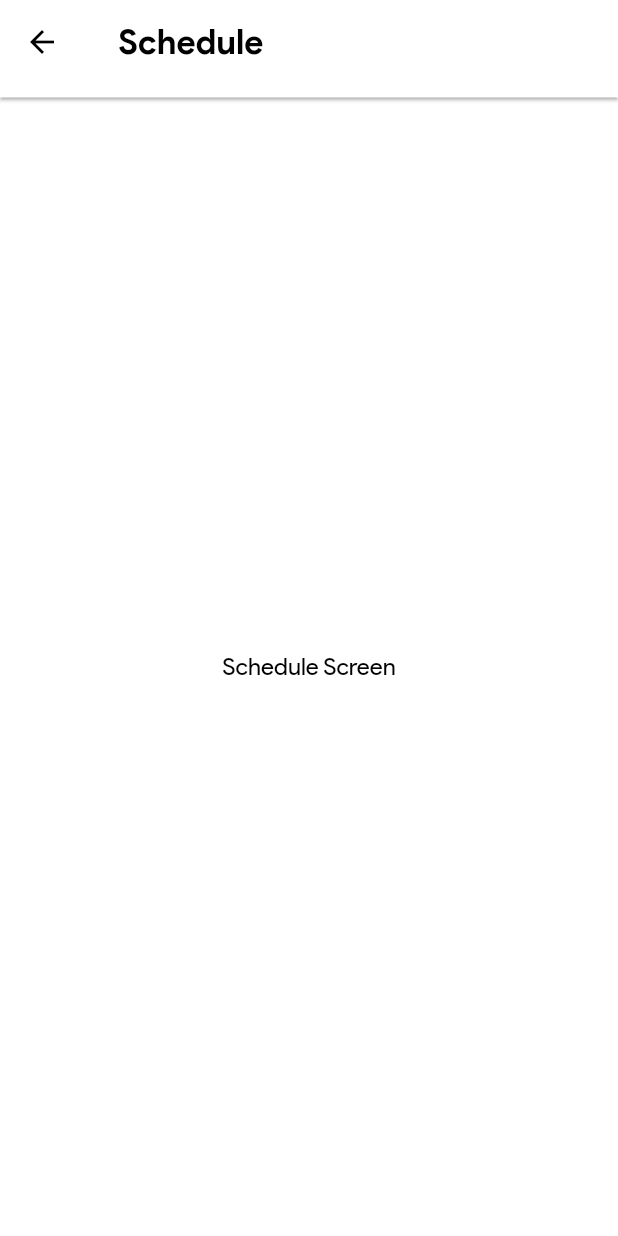
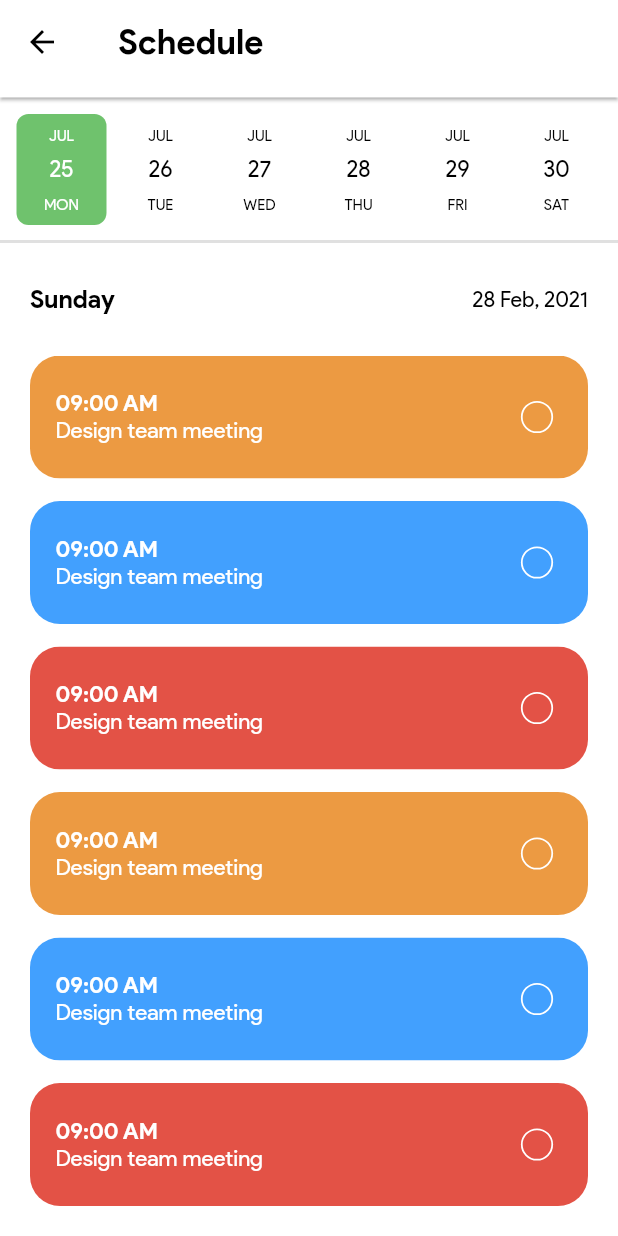
Before and after one commit to umrhsn/ToDoApp, a Flutter app: the ScheduleScreen screen opened by its route, on a phone screen of 412 x 824 dp. Run offline on Flutter 3.47's test engine with Material 2 defaults, Android fonts, the light colour scheme and no system bars; drawn by our look-alikes of date_picker_timeline; our stand-ins replace equatable, flutter_bloc, flutter_screenutil.

Commit message:
finalizing ui of schedule_screen.dart and overall application ui. (prototype)

```diff
--- a/lib/src/core/utils/app_constants.dart
+++ b/lib/src/core/utils/app_constants.dart
@@ -18,4 +18,15 @@ class AppConstants {
     UncompletedTabBarView(),
     FavoriteTabBarView(),
   ];
+
+  static List<PopupMenuEntry<String>> menuItems = {
+    'Add to Completed',
+    'Add to Uncompleted',
+    'Add to Favorites',
+  }.map((String choice) {
+    return PopupMenuItem<String>(
+      value: choice,
+      child: Text(choice),
+    );
+  }).toList();
 }
--- /dev/null
+++ b/lib/src/core/utils/media_query_values.dart
@@ -0,0 +1,7 @@
+import 'package:flutter/material.dart';
+
+extension MediaQueryValues on BuildContext {
+  double get height => MediaQuery.of(this).size.height;
+  double get width => MediaQuery.of(this).size.width;
+  Brightness get platformBrightness => MediaQuery.of(this).platformBrightness;
+}
--- /dev/null
+++ b/lib/src/core/widgets/checkbox_widget.dart
@@ -0,0 +1,39 @@
+import 'package:flutter/material.dart';
+import 'package:flutter_screenutil/flutter_screenutil.dart';
+import 'package:to_do_app/src/core/utils/app_colors.dart';
+
+class CheckboxWidget extends StatelessWidget {
+  const CheckboxWidget({
+    Key? key,
+    required this.isChecked,
+    required this.isCircular,
+    required this.onChanged,
+    required this.borderColor,
+    this.activeColor,
+  }) : super(key: key);
+
+  final bool isChecked;
+  final bool isCircular;
+  final void Function(bool?)? onChanged;
+  final Color? activeColor;
+  final Color borderColor;
+
+  @override
+  Widget build(BuildContext context) {
+    return Transform.scale(
+      // to control checkbox size
+      scale: 1.h,
+      child: Checkbox(
+        value: isChecked,
+        activeColor: activeColor,
+        onChanged: onChanged,
+        shape: isCircular
+            ? const CircleBorder()
+            : RoundedRectangleBorder(borderRadius: BorderRadius.circular(5)),
+        side: MaterialStateBorderSide.resolveWith(
+          (states) => BorderSide(width: 1.0, color: borderColor),
+        ),
+      ),
+    );
+  }
+}
--- a/lib/src/core/widgets/text_field_widget.dart
+++ b/lib/src/core/widgets/text_field_widget.dart
@@ -1,5 +1,4 @@
 import 'package:flutter/material.dart';
-import 'package:to_do_app/src/core/utils/app_strings.dart';
 
 class TextFormFieldWidget extends StatelessWidget {
   final TextEditingController controller;
--- a/lib/src/features/board/presentation/widgets/board_item.dart
+++ b/lib/src/features/board/presentation/widgets/board_item.dart
@@ -1,6 +1,8 @@
 import 'package:flutter/material.dart';
 import 'package:flutter_screenutil/flutter_screenutil.dart';
 import 'package:to_do_app/src/core/utils/app_colors.dart';
+import 'package:to_do_app/src/core/utils/app_constants.dart';
+import 'package:to_do_app/src/core/widgets/checkbox_widget.dart';
 
 class BoardItem extends StatelessWidget {
   const BoardItem({
@@ -12,45 +14,32 @@ class BoardItem extends StatelessWidget {
     AppColors.tasksColorsList.shuffle();
     bool isChecked = false;
 
+    void _handleClick(String value) {
+      switch (value) {
+        case 'Add to favorites':
+          break;
+      }
+    }
+
     return Row(
       children: [
-        Transform.scale(
-          // to control checkbox size
-          scale: 1.h,
-          child: Checkbox(
-            value: isChecked,
-            activeColor: AppColors.tasksColorsList[0],
-            onChanged: (_) {},
-            shape: RoundedRectangleBorder(
-              borderRadius: BorderRadius.circular(5),
-            ),
-            side: MaterialStateBorderSide.resolveWith(
-              (states) =>
-                  BorderSide(width: 1.0, color: AppColors.tasksColorsList[0]),
-            ),
-          ),
+        CheckboxWidget(
+          isChecked: isChecked,
+          isCircular: false,
+          onChanged: (_) {},
+          activeColor: AppColors.tasksColorsList[0],
+          borderColor: AppColors.tasksColorsList[0],
         ),
         SizedBox(width: 10.w),
         const Text('Design team meeting'),
         const Spacer(),
         PopupMenuButton<String>(
-            onSelected: handleClick,
-            itemBuilder: (context) {
-              return {'Add to favorites'}.map((String choice) {
-                return PopupMenuItem<String>(
-                  value: choice,
-                  child: Text(choice),
-                );
-              }).toList();
-            }),
+          onSelected: _handleClick,
+          itemBuilder: (context) {
+            return AppConstants.menuItems;
+          },
+        ),
       ],
     );
   }
 }
-
-void handleClick(String value) {
-  switch (value) {
-    case 'Add to favorites':
-      break;
-  }
-}
--- /dev/null
+++ b/lib/src/features/schedule/presentation/widgets/date_picker_widget.dart
@@ -0,0 +1,49 @@
+import 'package:date_picker_timeline/date_picker_widget.dart';
+import 'package:flutter/material.dart';
+import 'package:to_do_app/src/core/utils/app_colors.dart';
+import 'package:to_do_app/src/core/utils/media_query_values.dart';
+
+class DatePickerWidget extends StatefulWidget {
+  DatePickerWidget({
+    Key? key,
+    required this.startDate,
+    required this.selectedValue,
+    required this.initialSelectedDate,
+  }) : super(key: key);
+
+  DateTime startDate;
+  DateTime selectedValue;
+  DateTime initialSelectedDate;
+
+  @override
+  State<DatePickerWidget> createState() => _DatePickerWidgetState();
+}
+
+class _DatePickerWidgetState extends State<DatePickerWidget> {
+  @override
+  Widget build(BuildContext context) {
+    bool isLight = context.platformBrightness == Brightness.light;
+    Color textColor = isLight ? Colors.black : Colors.white;
+
+    return Padding(
+      padding: const EdgeInsets.only(top: 8, right: 8, left: 8),
+      child: DatePicker(
+        widget.startDate,
+        height: 80,
+        initialSelectedDate: widget.initialSelectedDate,
+        // TODO: make it the date of the first task added
+        selectionColor: AppColors.primary,
+        selectedTextColor: Colors.white,
+        dayTextStyle: TextStyle(fontSize: 10, color: textColor),
+        monthTextStyle: TextStyle(fontSize: 10, color: textColor),
+        dateTextStyle: TextStyle(fontSize: 15, color: textColor),
+        onDateChange: (date) {
+          // New date selected
+          setState(() {
+            widget.selectedValue = date;
+          });
+        },
+      ),
+    );
+  }
+}
--- a/lib/src/features/schedule/presentation/widgets/schedule_content.dart
+++ b/lib/src/features/schedule/presentation/widgets/schedule_content.dart
@@ -1,10 +1,50 @@
 import 'package:flutter/material.dart';
+import 'package:flutter_screenutil/flutter_screenutil.dart';
+import 'package:to_do_app/src/features/schedule/presentation/widgets/date_picker_widget.dart';
+import 'package:to_do_app/src/features/schedule/presentation/widgets/schedule_item.dart';
 
-class ScheduleContent extends StatelessWidget {
+class ScheduleContent extends StatefulWidget {
   const ScheduleContent({Key? key}) : super(key: key);
 
   @override
+  State<ScheduleContent> createState() => _ScheduleContentState();
+}
+
+class _ScheduleContentState extends State<ScheduleContent> {
+  DateTime _selectedValue = DateTime.now();
+
+  @override
   Widget build(BuildContext context) {
-    return const Center(child: Text('Schedule Screen'));
+    return Column(
+      children: [
+        DatePickerWidget(
+            startDate: DateTime.now(),
+            selectedValue: _selectedValue,
+            initialSelectedDate: DateTime.now()),
+        const Divider(thickness: 2),
+        Padding(
+          padding: const EdgeInsets.all(20),
+          child: Row(
+            mainAxisAlignment: MainAxisAlignment.spaceBetween,
+            children: [
+              Text(
+                'Sunday',
+                style: TextStyle(fontWeight: FontWeight.bold, fontSize: 14.h),
+              ),
+              Text('28 Feb, 2021', style: TextStyle(fontSize: 12.h))
+            ],
+          ),
+        ),
+        Expanded(
+          child: Padding(
+            padding:
+                const EdgeInsets.only(bottom: 20, right: 20, left: 20, top: 8),
+            child: ListView.builder(
+                itemBuilder: (context, index) => const ScheduleItem(),
+                itemCount: 100),
+          ),
+        ),
+      ],
+    );
   }
 }
--- /dev/null
+++ b/lib/src/features/schedule/presentation/widgets/schedule_item.dart
@@ -0,0 +1,49 @@
+import 'package:flutter/material.dart';
+import 'package:flutter_screenutil/flutter_screenutil.dart';
+import 'package:to_do_app/src/core/utils/app_colors.dart';
+import 'package:to_do_app/src/core/widgets/checkbox_widget.dart';
+
+class ScheduleItem extends StatelessWidget {
+  const ScheduleItem({Key? key}) : super(key: key);
+
+  @override
+  Widget build(BuildContext context) {
+    AppColors.tasksColorsList.shuffle();
+    bool isChecked = false;
+    return Padding(
+      padding: const EdgeInsets.only(bottom: 15),
+      child: ClipRRect(
+        borderRadius: BorderRadius.circular(20),
+        child: Container(
+          padding:
+              const EdgeInsets.only(top: 17, left: 17, bottom: 17, right: 10),
+          color: AppColors.tasksColorsList.first,
+          child: Row(
+            mainAxisAlignment: MainAxisAlignment.spaceBetween,
+            children: [
+              Column(
+                crossAxisAlignment: CrossAxisAlignment.start,
+                children: [
+                  Text('09:00 AM',
+                      style: TextStyle(
+                          color: Colors.white,
+                          fontWeight: FontWeight.bold,
+                          fontSize: 13.sp)),
+                  Text('Design team meeting',
+                      style: TextStyle(color: Colors.white, fontSize: 13.sp))
+                ],
+              ),
+              CheckboxWidget(
+                isChecked: isChecked,
+                isCircular: true,
+                onChanged: (_) {},
+                activeColor: AppColors.tasksColorsList.first,
+                borderColor: Colors.white,
+              )
+            ],
+          ),
+        ),
+      ),
+    );
+  }
+}
--- a/pubspec.yaml
+++ b/pubspec.yaml
@@ -15,6 +15,7 @@ dependencies:
   flutter_bloc: ^8.0.1
   equatable: ^2.0.3
   flutter_screenutil: ^5.5.3+2
+  date_picker_timeline: ^1.2.3
 
 dev_dependencies:
   flutter_test:
```
Also changed, not shown: pubspec.lock.
